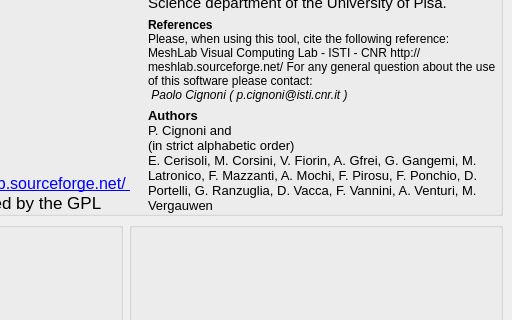
This is src/meshlab/ui/aboutDialog.ui in cnr-isti-vclab/meshlab as Qt 5 draws it before an edit; both pictures show x 120 to 632 and y 193 to 513 of the 632 by 703 pixel window. The edited form follows.
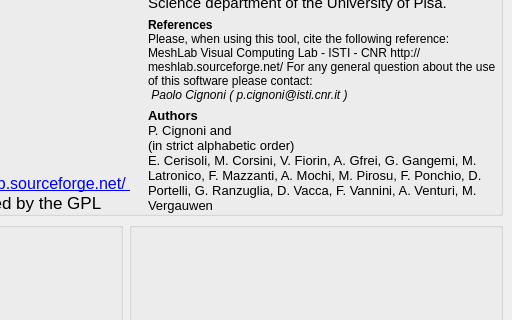
This is the edited form. Icons and pictures are not drawn.

Commit message: corrected F. Pirosu --> M. Pirosu

The edit to the form file:
```diff
--- a/src/meshlab/ui/aboutDialog.ui
+++ b/src/meshlab/ui/aboutDialog.ui
@@ -185,7 +185,7 @@
 &lt;p style=" margin-top:0px; margin-bottom:0px; margin-left:0px; margin-right:0px; -qt-block-indent:0; text-indent:0px; font-family:'MS Shell Dlg'; font-size:8pt;">&lt;span style=" font-size:10pt; font-weight:600;">Authors&lt;/span>&lt;/p>
 &lt;p style=" margin-top:0px; margin-bottom:0px; margin-left:0px; margin-right:0px; -qt-block-indent:0; text-indent:0px; font-family:'MS Shell Dlg'; font-size:10pt; font-weight:600;">&lt;span style=" font-weight:400;">P. Cignoni and&lt;/span>&lt;/p>
 &lt;p style=" margin-top:0px; margin-bottom:0px; margin-left:0px; margin-right:0px; -qt-block-indent:0; text-indent:0px; font-family:'MS Shell Dlg'; font-size:10pt;">(in strict alphabetic order)&lt;/p>
-&lt;p style=" margin-top:0px; margin-bottom:0px; margin-left:0px; margin-right:0px; -qt-block-indent:0; text-indent:0px; font-family:'MS Shell Dlg'; font-size:10pt;">E. Cerisoli, M. Corsini, V. Fiorin, A. Gfrei, G. Gangemi, M. Latronico, F. Mazzanti, A. Mochi, F. Pirosu, F. Ponchio, D. Portelli, G. Ranzuglia, D. Vacca, F. Vannini, A. Venturi, M. Vergauwen&lt;/p>&lt;/body>&lt;/html></string>
+&lt;p style=" margin-top:0px; margin-bottom:0px; margin-left:0px; margin-right:0px; -qt-block-indent:0; text-indent:0px; font-family:'MS Shell Dlg'; font-size:10pt;">E. Cerisoli, M. Corsini, V. Fiorin, A. Gfrei, G. Gangemi, M. Latronico, F. Mazzanti, A. Mochi, M. Pirosu, F. Ponchio, D. Portelli, G. Ranzuglia, D. Vacca, F. Vannini, A. Venturi, M. Vergauwen&lt;/p>&lt;/body>&lt;/html></string>
           </property>
           <property name="wordWrap" >
            <bool>true</bool>
```
